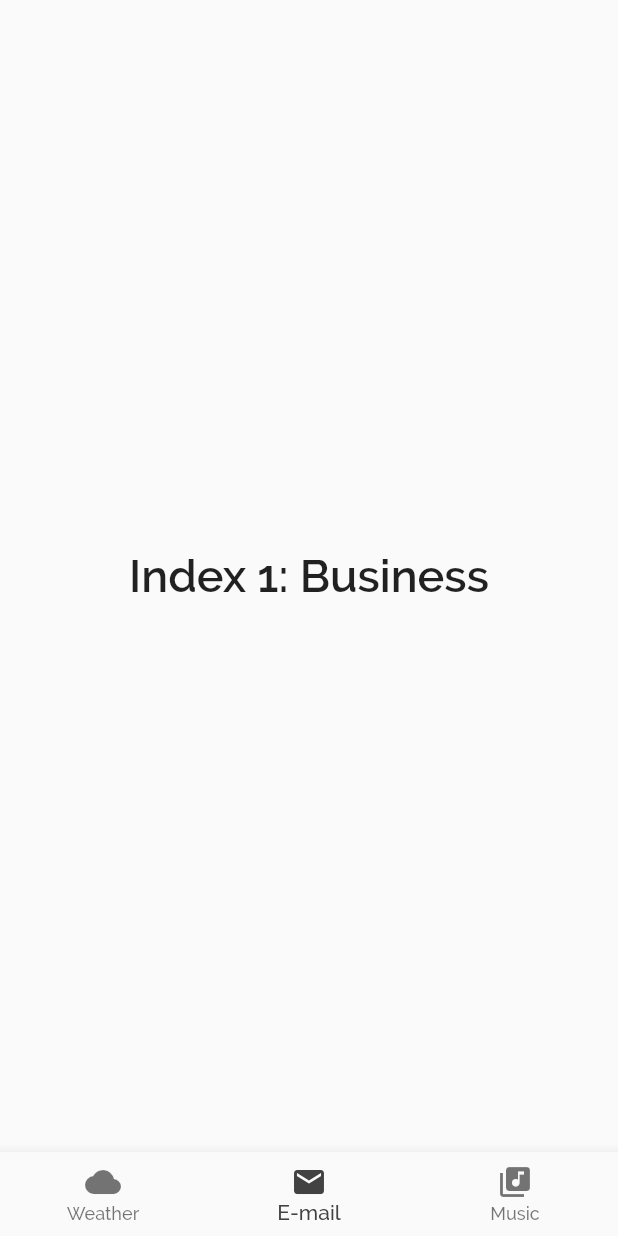
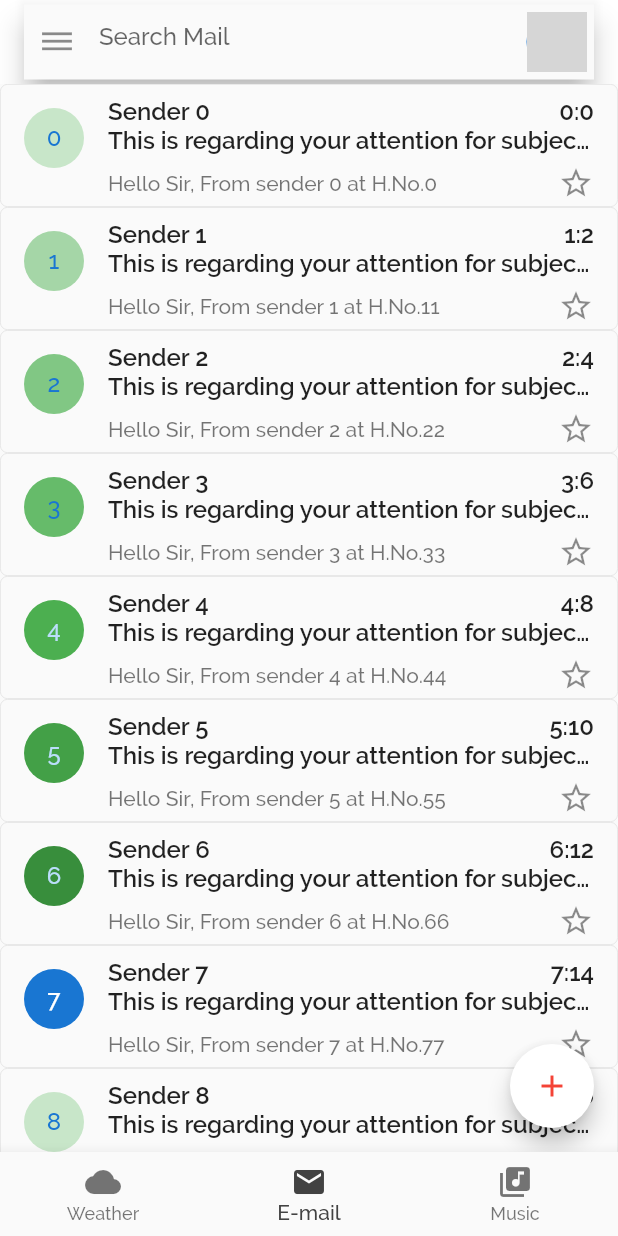
Before and after one commit to abhinav0606/marx, a Flutter app: the screen it shows after launch, item 2 of the bottom bar chosen, on a phone screen of 412 x 824 dp. Run offline on Flutter 3.47's test engine with Material 2 defaults, Android fonts, the phone set to English and light mode, and no system bars; grey boxes are pictures that could not be loaded.

Commit message:
added email

```diff
--- a/lib/screens/dashboard.dart
+++ b/lib/screens/dashboard.dart
@@ -1,4 +1,5 @@
 import 'package:flutter/material.dart';
+import 'package:marx/screens/email.dart';
 import 'package:marx/screens/music.dart';
 import 'package:marx/screens/weather.dart';
 
@@ -26,10 +27,7 @@ class _DashboardNavState extends State<DashboardNav> {
   static const TextStyle optionStyle = TextStyle(fontSize: 30, fontWeight: FontWeight.bold);
   static List<Widget> _widgetOptions = <Widget>[
     Weather(),
-    Text(
-      'Index 1: Business',
-      style: optionStyle,
-    ),
+    Email(),
     Music(),
   ];
 
--- /dev/null
+++ b/lib/screens/email.dart
@@ -0,0 +1,99 @@
+import 'dart:math';
+
+import 'package:flutter/material.dart';
+
+class Email extends StatelessWidget {
+  @override
+  Widget build(BuildContext context) {
+    return Scaffold(
+      body: CustomScrollView(
+        slivers: <Widget>[
+          SliverAppBar(
+            backgroundColor: Colors.white,
+            title: Material(
+              elevation: 8,
+              child: TextFormField(
+                decoration: InputDecoration(
+                  hintText: "Search Mail",
+                  border: InputBorder.none,
+                  icon: Container(
+                    margin: EdgeInsets.only(left: 10),
+                    child: Icon(Icons.dehaze),
+                  ),
+                  suffixIcon: Container(
+                    margin: EdgeInsets.all(5),
+                    child: CircleAvatar(
+                      backgroundImage: AssetImage("assets/profile.jpg"),
+                    ),
+                  ),
+                ),
+              ),
+            ),
+          ),
+          SliverList(
+            delegate: SliverChildListDelegate(
+              List.generate(
+                20,
+                    (int i) {
+                  return _listItem(i);
+                },
+              ),
+            ),
+          )
+        ],
+      ),
+      floatingActionButton: FloatingActionButton(
+        onPressed: () {},
+        child: Icon(
+          Icons.add,
+          color: Colors.red,
+        ),
+        backgroundColor: Colors.white,
+      ),
+    );
+  }
+
+  Widget _listItem(int i) {
+    return DecoratedBox(
+      decoration: BoxDecoration(border: Border.all(color: Colors.grey[300], width: 0.5),
+          borderRadius: BorderRadius.all(Radius.circular(5))),
+      child: ListTile(
+      leading: CircleAvatar(
+        child: Text(i.toString()),
+        backgroundColor: Colors.green[((i+1)*100)%800],
+      ),
+      title: Column(
+        children: <Widget>[
+          SizedBox(height: 5),
+          Row(
+            mainAxisAlignment: MainAxisAlignment.spaceBetween,
+            children: <Widget>[
+              Text(
+                "Sender $i",
+                style: TextStyle(fontWeight: FontWeight.bold),
+              ),
+              Text(
+                "${((0+i)%13)}:${(0+2*i)%60}",
+                style: TextStyle(fontWeight: FontWeight.bold),
+              ),
+            ],
+          ),
+          Text(
+            "This is regarding your attention for subject $i",
+            overflow: TextOverflow.ellipsis,
+            style: TextStyle(fontWeight: FontWeight.bold),
+          ),
+          SizedBox(height: 7),
+
+        ],
+      ),
+      subtitle: Row(
+        mainAxisAlignment: MainAxisAlignment.spaceBetween,
+        children: <Widget>[
+          Text("Hello Sir, From sender $i at H.No.${11*i}"),
+          Icon(Icons.star_border)
+        ],
+      ),
+    ),);
+  }
+}
```
